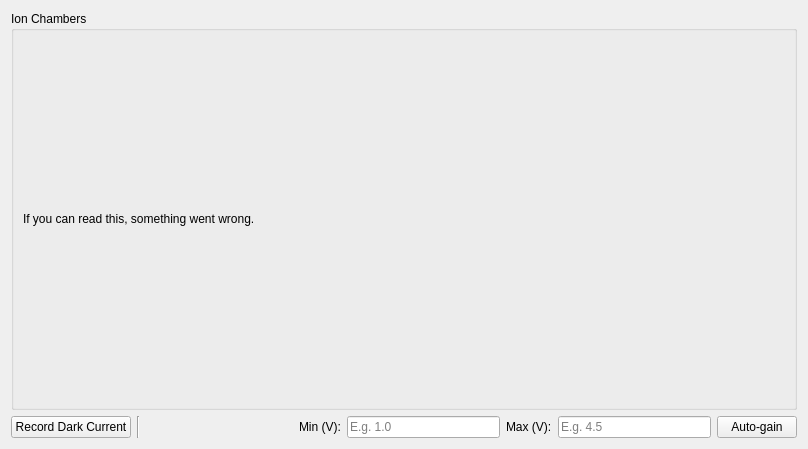
Qt form src/firefly/voltmeters.ui (spc-group/haven) before a commit.
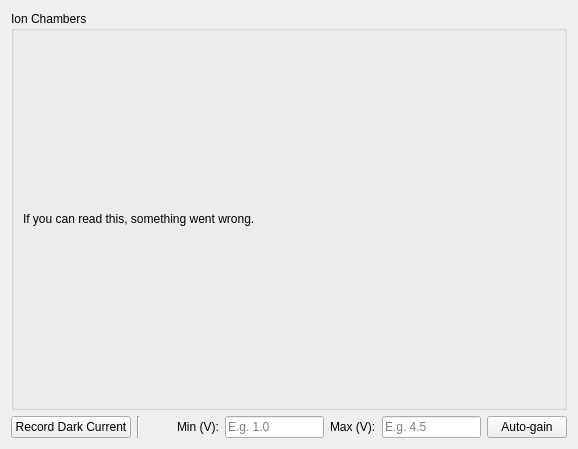
The same form after that commit. Custom widgets are drawn as their Qt base class.

Commit message: Restored functionality to the voltmeters window after refactoring.

What changed in the file:
```diff
--- a/src/firefly/voltmeters.ui
+++ b/src/firefly/voltmeters.ui
@@ -6,7 +6,7 @@
    <rect>
     <x>0</x>
     <y>0</y>
-    <width>808</width>
+    <width>578</width>
     <height>449</height>
    </rect>
   </property>
```
The commit also changes 5 other files.
